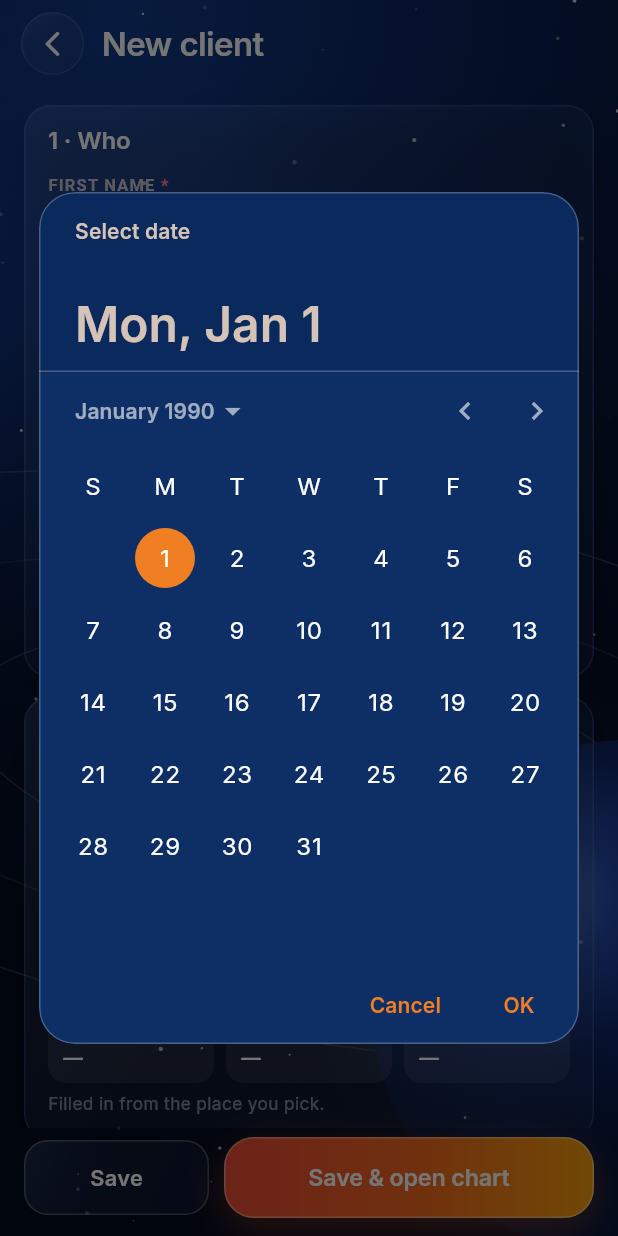
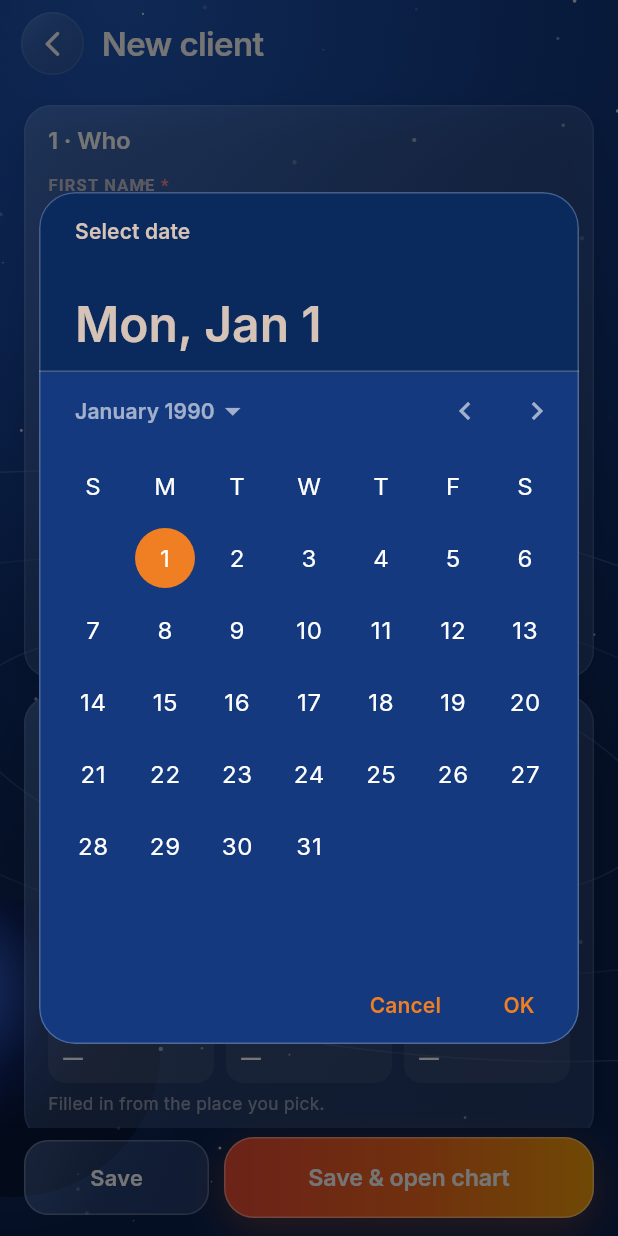
Before and after one commit to digitalcosmo/CosmoKundli-App, a Flutter app: the ClientFormPage screen opened directly, after a tap on "Select date", on a phone screen of 412 x 824 dp. Run offline on Flutter 3.47's test engine with Material 3 defaults, Android fonts, the phone set to English and light mode, and no system bars; our stand-ins replace cached_network_image, dio, flutter_svg, get, google_fonts, image_picker and 1 more; missing offline and left inert: mobile_device_identifier; accounts and stored records are empty.

Commit message:
Bigger transit chart, more solid cards, lighter space, smaller sphere on the left
Co-Authored-By: Claude Opus 5.5 <noreply@anthropic.com>
Claude-Session: https://claude.ai/code/session_01RxWtFbPqCEnDnyUEqWc24e

```diff
--- a/lib/ui/ck_theme.dart
+++ b/lib/ui/ck_theme.dart
@@ -18,9 +18,9 @@ class CkColors {
   static const Color linkBlue = Color(0xFF87BEFF);
 
   // Space
-  static const Color deepSpace = Color(0xFF061A3F);
+  static const Color deepSpace = Color(0xFF0C2C68);
   static const Color navy = Color(0xFF0A2A5E);
-  static const Color navySheet = Color(0xFF0E2F66);
+  static const Color navySheet = Color(0xFF14397E);
 
   // Text
   static const Color text = Color(0xFFFFFFFF);
--- a/lib/ui/cosmic_background.dart
+++ b/lib/ui/cosmic_background.dart
@@ -66,7 +66,7 @@ class _SpacePainter extends CustomPainter {
           ..shader = const RadialGradient(
             center: Alignment(-.6, -1.0),
             radius: 1.5,
-            colors: [Color(0xFF123A86), Color(0xFF0A2258), Color(0xFF05122F), Color(0xFF030A1E)],
+            colors: [Color(0xFF2159B8), Color(0xFF15408F), Color(0xFF0C2C68), Color(0xFF09214F)],
             stops: [0, .38, .72, 1],
           ).createShader(rect));
 
@@ -93,8 +93,8 @@ class _SpacePainter extends CustomPainter {
 
     // large blue sphere, gently bobbing
     final bob = math.sin(v * 2 * math.pi * 6) * 8;
-    final pc = Offset(s.width * 1.02, s.height * .80 + bob);
-    final pr = s.width * .42;
+    final pc = Offset(s.width * .02, s.height * .84 + bob);
+    final pr = s.width * .24;
     canvas.drawCircle(pc, pr * 1.25,
         Paint()..shader = RadialGradient(colors: [const Color(0x334C8DFF), const Color(0x004C8DFF)])
             .createShader(Rect.fromCircle(center: pc, radius: pr * 1.25)));
--- a/lib/ui/glass.dart
+++ b/lib/ui/glass.dart
@@ -101,7 +101,7 @@ class Glass extends StatelessWidget {
     this.margin,
     this.radius = CkRadius.card,
     this.blur = 0,
-    this.tint = const Color(0x08FFFFFF),
+    this.tint = const Color(0x1FFFFFFF),
     this.stroke = const Color(0x29A0C3FF),
     this.width,
     this.height,
@@ -120,9 +120,9 @@ class Glass extends StatelessWidget {
           begin: Alignment.topLeft,
           end: Alignment.bottomRight,
           colors: [
-            Color.alphaBlend(const Color(0x2278AAFF), tint),
-            Color.alphaBlend(const Color(0x1A1E4696), tint),
-            Color.alphaBlend(const Color(0x2E0A1E50), tint),
+            Color.alphaBlend(const Color(0x4D5A8FE6), tint),
+            Color.alphaBlend(const Color(0x47244C9E), tint),
+            Color.alphaBlend(const Color(0x591A3A80), tint),
           ],
           stops: const [0, .45, 1],
         ),
--- a/lib/ui/kundli_svg.dart
+++ b/lib/ui/kundli_svg.dart
@@ -313,7 +313,7 @@ class KundliSvg {
     parts.write(_tokens(cx, cy, transit.where((p) => p.id != 'As').toList(), zOut, 9.5, 10, 3, false));
     parts.write(_labels(cx, cy, birth, zIn - 8 - 7, 7, 9, 2, false, lang, false));
     parts.write(_gocharLabels(cx, cy, transit, zOut, lang));
-    return '<svg viewBox="80 80 340 340" fill="none" xmlns="http://www.w3.org/2000/svg">$parts</svg>';
+    return '<svg viewBox="93 93 314 314" fill="none" xmlns="http://www.w3.org/2000/svg">$parts</svg>';
   }
 }
 
```
Also changed, not shown: lib/pages/trajectory_pages.dart (+12 -1 lines).
